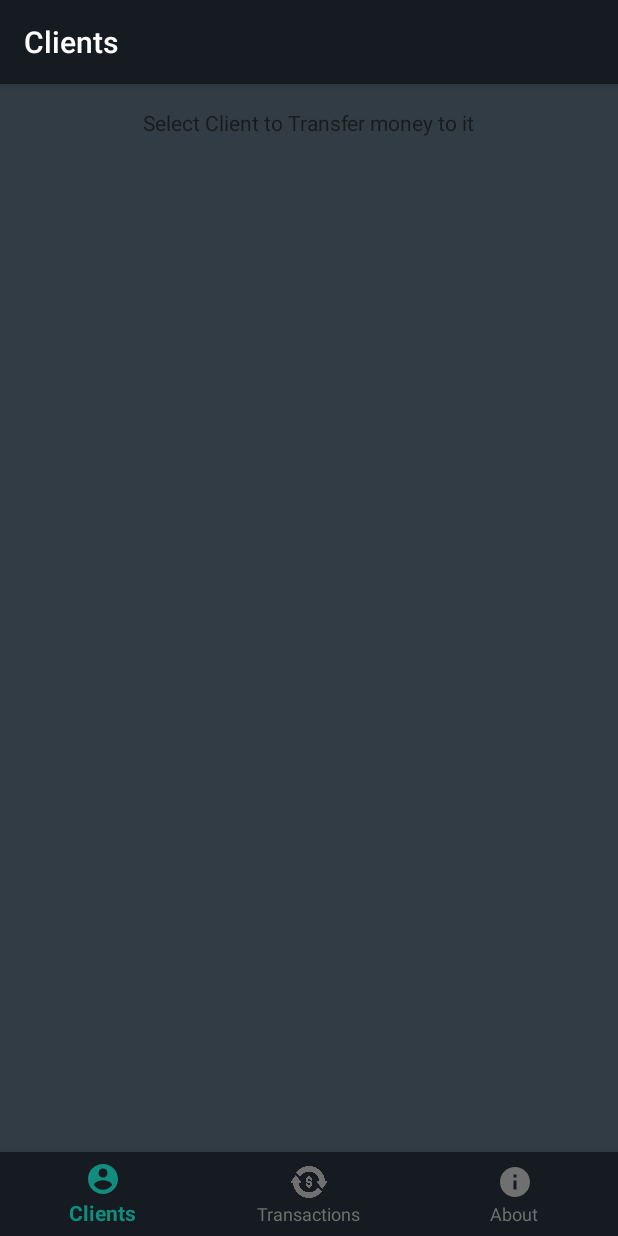
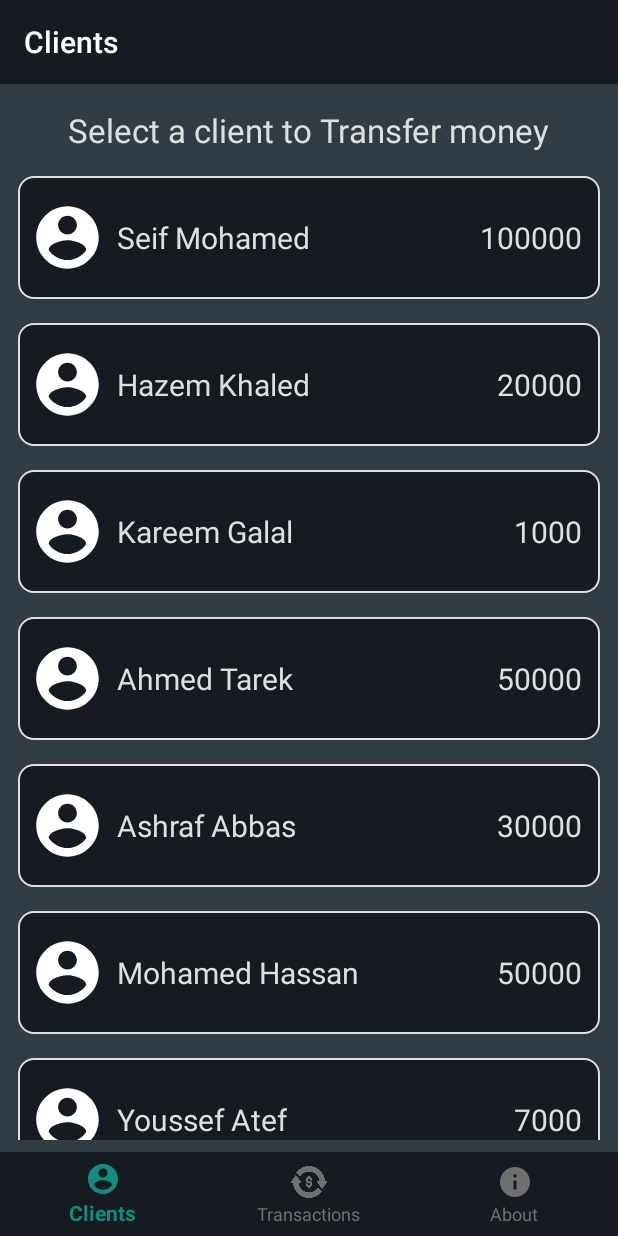
Before and after one commit to SeifEldinMohamed/SimpleBankApp-SparksInternship, an Android app: the fragment SelectClientFragment placed in its activity, on a phone screen of 412 x 824 dp. Run offline under Robolectric (Android 15) with nearby library versions, the phone set to English and light mode, and no system bars; our stand-ins replace CircleImageView, Room's generated code, navigation-ui; 2 statements that could not run were skipped.

Commit message:
Transfer Money logic complete

```diff
--- a/app/src/main/java/com/seif/simplebankapp/data/BankDatabase.kt
+++ b/app/src/main/java/com/seif/simplebankapp/data/BankDatabase.kt
@@ -11,7 +11,7 @@ private const val DATABASE_NAME = "bank_database"
 
 @Database(entities = [Clients::class, Transactions::class], version = 1, exportSchema = false)
 abstract class BankDatabase : RoomDatabase() {
-    abstract fun clientsDao(): ClientsDao
+    abstract fun clientsDao(): BankDatabaseDao
 
     companion object {
         @Volatile
--- /dev/null
+++ b/app/src/main/java/com/seif/simplebankapp/data/BankDatabaseDao.kt
@@ -0,0 +1,26 @@
+package com.seif.simplebankapp.data
+
+import androidx.lifecycle.LiveData
+import androidx.room.*
+import com.seif.simplebankapp.data.models.Clients
+import com.seif.simplebankapp.data.models.Transactions
+
+@Dao
+interface BankDatabaseDao {
+    // clients
+    @Insert(onConflict = OnConflictStrategy.IGNORE)
+    suspend fun addClients(client: Clients)
+
+    @Update
+    suspend fun updateClient(client: Clients)
+
+    @Query("SELECT * FROM CLIENTS")
+     fun getAllClients(): LiveData<List<Clients>>
+
+     // Transactions
+     @Insert(onConflict = OnConflictStrategy.IGNORE)
+     suspend fun addTransaction(transaction: Transactions)
+
+     @Query("SELECT * FROM TRANSACTIONS")
+     fun getAllTransactions(): LiveData<List<Transactions>>
+}
--- a/app/src/main/java/com/seif/simplebankapp/data/ClientsDao.kt
+++ /dev/null
@@ -1,17 +0,0 @@
-package com.seif.simplebankapp.data
-
-import androidx.lifecycle.LiveData
-import androidx.room.Dao
-import androidx.room.Insert
-import androidx.room.OnConflictStrategy
-import androidx.room.Query
-import com.seif.simplebankapp.data.models.Clients
-
-@Dao
-interface ClientsDao {
-    @Insert(onConflict = OnConflictStrategy.REPLACE)
-    suspend fun addClients(client: Clients)
-
-    @Query("SELECT * FROM CLIENTS")
-     fun getAllClients(): LiveData<List<Clients>>
-}
--- a/app/src/main/java/com/seif/simplebankapp/data/repository/Repository.kt
+++ b/app/src/main/java/com/seif/simplebankapp/data/repository/Repository.kt
@@ -2,8 +2,15 @@ package com.seif.simplebankapp.data.repository
 
 import androidx.lifecycle.LiveData
 import com.seif.simplebankapp.data.models.Clients
+import com.seif.simplebankapp.data.models.Transactions
 
 interface Repository {
     suspend fun addClients(client: Clients)
-     fun getAllClients(): LiveData<List<Clients>>
+    suspend fun updateClient(client: Clients)
+    fun getAllClients(): LiveData<List<Clients>>
+
+    // transactions
+    suspend fun addTransaction(transaction: Transactions)
+    fun getAllTransactions(): LiveData<List<Transactions>>
+
 }
--- a/app/src/main/java/com/seif/simplebankapp/data/repository/RepositoryImp.kt
+++ b/app/src/main/java/com/seif/simplebankapp/data/repository/RepositoryImp.kt
@@ -1,15 +1,29 @@
 package com.seif.simplebankapp.data.repository
 
 import androidx.lifecycle.LiveData
+import androidx.room.Transaction
 import com.seif.simplebankapp.data.models.Clients
-import com.seif.simplebankapp.data.ClientsDao
+import com.seif.simplebankapp.data.BankDatabaseDao
+import com.seif.simplebankapp.data.models.Transactions
 
-class RepositoryImp(private val dao: ClientsDao): Repository {
+class RepositoryImp(private val dao: BankDatabaseDao): Repository {
     override suspend fun addClients(client: Clients) {
         dao.addClients(client)
+    }
+
+    override suspend fun updateClient(client: Clients) {
+        dao.updateClient(client)
     }
 
     override  fun getAllClients(): LiveData<List<Clients>> {
         return dao.getAllClients()
     }
+
+    override suspend fun addTransaction(transaction: Transactions) {
+        dao.addTransaction(transaction)
+    }
+
+    override fun getAllTransactions(): LiveData<List<Transactions>> {
+        return dao.getAllTransactions()
+    }
 }
--- a/app/src/main/java/com/seif/simplebankapp/ui/adapters/ClientsAdapter.kt
+++ b/app/src/main/java/com/seif/simplebankapp/ui/adapters/ClientsAdapter.kt
@@ -15,7 +15,7 @@ import com.seif.simplebankapp.ui.fragments.ClientsFragmentDirections
 class ClientsAdapter : RecyclerView.Adapter<ClientsAdapter.MyViewHolder>() {
     var clientsData = emptyList<Clients>()
 
-    class MyViewHolder(private val binding: ItemRowClientBinding) : RecyclerView.ViewHolder(binding.root) {
+  inner class MyViewHolder(private val binding: ItemRowClientBinding) : RecyclerView.ViewHolder(binding.root) {
             fun bind(position: Int, clients: List<Clients>){
                 binding.txtClientName.text = clients[position].clientName
                 val balance = clients[position].currentBalance.toInt().toString() + " EG"
--- /dev/null
+++ b/app/src/main/java/com/seif/simplebankapp/ui/adapters/SelectClientAdapter.kt
@@ -0,0 +1,95 @@
+package com.seif.simplebankapp.ui.adapters
+
+import android.content.Context
+import android.view.LayoutInflater
+import android.view.ViewGroup
+import androidx.fragment.app.FragmentActivity
+import androidx.lifecycle.ViewModelProvider
+import androidx.navigation.findNavController
+import androidx.recyclerview.widget.RecyclerView
+import com.seif.simplebankapp.R
+import com.seif.simplebankapp.data.models.Clients
+import com.seif.simplebankapp.data.models.Transactions
+import com.seif.simplebankapp.databinding.ItemRowClientBinding
+import com.seif.simplebankapp.viewmodels.ClientsViewModel
+import com.seif.simplebankapp.viewmodels.TransactionViewModel
+
+
+class SelectClientAdapter(val context: Context): RecyclerView.Adapter<SelectClientAdapter.MyViewHolder>() {
+   private var clients = emptyList<Clients>()
+    private lateinit var fromClient: Clients
+    private  var money: Double? = null
+    lateinit var clientViewModel: ClientsViewModel
+    lateinit var transactionViewModel: TransactionViewModel
+
+    inner class MyViewHolder(private val binding: ItemRowClientBinding): RecyclerView.ViewHolder(
+        binding.root
+    ) {
+        fun bind(position: Int, clients: List<Clients>){
+
+            binding.txtClientName.text = clients[position].clientName
+             binding.txtBalance.text = clients[position].currentBalance.toInt().toString()
+            val toClient = clients[position]
+             binding.itemRowClient.setOnClickListener {
+             val toClientUpdatedMoney = toClient.currentBalance + money!!
+               val updatedToClient = Clients(
+                   toClient.id,
+                   toClient.clientName,
+                   toClient.email,
+                   toClient.phoneNumber,
+                   toClient.accountNumber,
+                   toClient.IFSCNumber,
+                   toClientUpdatedMoney
+               )
+                 val fromClientUpdatedMoney = fromClient.currentBalance - money!!
+                 val updatedFromClient = Clients(
+                     fromClient.id,
+                     fromClient.clientName,
+                     fromClient.email,
+                     fromClient.phoneNumber,
+                     fromClient.accountNumber,
+                     fromClient.IFSCNumber,
+                     fromClientUpdatedMoney
+                 )
+                 clientViewModel.updateToClient(updatedToClient)
+                 clientViewModel.updateFromClient(updatedFromClient)
+                 val transaction = Transactions(
+                     1,
+                     updatedFromClient.clientName,
+                     updatedToClient.clientName,
+                     money!!
+                 )
+                 transactionViewModel.addTransaction(transaction)
+                itemView.findNavController().navigate(R.id.action_selectClientFragment_to_clientsFragment)
+             }
+        }
+    }
+
+    override fun onCreateViewHolder(parent: ViewGroup, viewType: Int): MyViewHolder {
+        return MyViewHolder(
+            ItemRowClientBinding.inflate(
+                LayoutInflater.from(parent.context),
+                parent,
+                false
+            )
+        )
+    }
+
+    override fun onBindViewHolder(holder: MyViewHolder, position: Int) {
+       clientViewModel = ViewModelProvider(context as FragmentActivity)[ClientsViewModel::class.java]
+        transactionViewModel = ViewModelProvider(context as FragmentActivity)[TransactionViewModel::class.java]
+        holder.bind(position, clients)
+    }
+
+    override fun getItemCount(): Int {
+        return clients.size
+    }
+    fun setData(data: List<Clients>){
+        clients = data
+        notifyDataSetChanged()
+    }
+    fun setValues(fromClient: Clients, money: Int){
+        this.fromClient = fromClient
+        this.money = money.toDouble()
+    }
+}
--- a/app/src/main/java/com/seif/simplebankapp/ui/fragments/ClientsFragment.kt
+++ b/app/src/main/java/com/seif/simplebankapp/ui/fragments/ClientsFragment.kt
@@ -1,5 +1,7 @@
 package com.seif.simplebankapp.ui.fragments
 
+import android.content.Context
+import android.content.SharedPreferences
 import android.os.Bundle
 import androidx.fragment.app.Fragment
 import android.view.LayoutInflater
@@ -17,6 +19,7 @@ class ClientsFragment : Fragment() {
     lateinit var binding: FragmentClientsBinding
     private lateinit var clientsViewModel: ClientsViewModel
     private val clientsAdapter by lazy { ClientsAdapter() }
+    private lateinit var shared :SharedPreferences
     override fun onCreateView(
         inflater: LayoutInflater, container: ViewGroup?,
         savedInstanceState: Bundle?
@@ -29,13 +32,19 @@ class ClientsFragment : Fragment() {
     override fun onViewCreated(view: View, savedInstanceState: Bundle?) {
         super.onViewCreated(view, savedInstanceState)
         clientsViewModel = ViewModelProvider(requireActivity())[ClientsViewModel::class.java]
+        shared = view.context.getSharedPreferences("isFirstTime", Context.MODE_PRIVATE)
 
         clientsViewModel.clients.observe(viewLifecycleOwner, Observer {
             clientsAdapter.setData(it)
         })
-        val clients = setUpDummyClients()
-        clientsViewModel.addClients(clients)
         setUpRecyclerView()
+        if(shared.getBoolean("check",true)){
+           val clients = setUpDummyClients()
+           clientsViewModel.addClients(clients)
+           val editor = shared.edit()
+           editor.putBoolean("check",false)
+           editor.apply()
+       }
     }
 
     private fun setUpRecyclerView() {
--- a/app/src/main/java/com/seif/simplebankapp/ui/fragments/SelectClientFragment.kt
+++ b/app/src/main/java/com/seif/simplebankapp/ui/fragments/SelectClientFragment.kt
@@ -5,21 +5,43 @@ import androidx.fragment.app.Fragment
 import android.view.LayoutInflater
 import android.view.View
 import android.view.ViewGroup
-import com.seif.simplebankapp.R
+import androidx.lifecycle.Observer
+import androidx.lifecycle.ViewModelProvider
+import com.seif.simplebankapp.data.models.Clients
+import com.seif.simplebankapp.databinding.FragmentSelectClientBinding
+import com.seif.simplebankapp.ui.adapters.SelectClientAdapter
+import com.seif.simplebankapp.ui.fragments.SelectClientFragmentArgs.Companion.fromBundle
+import com.seif.simplebankapp.viewmodels.ClientsViewModel
 
 
 class SelectClientFragment : Fragment() {
-
+lateinit var binding: FragmentSelectClientBinding
+ private val selectClientAdapter by lazy { SelectClientAdapter(requireContext()) }
+    lateinit var clientViewModel: ClientsViewModel
     override fun onCreateView(
         inflater: LayoutInflater, container: ViewGroup?,
         savedInstanceState: Bundle?
-    ): View? {
+    ): View {
         // Inflate the layout for this fragment
-        return inflater.inflate(R.layout.fragment_select_client, container, false)
+        binding = FragmentSelectClientBinding.inflate(inflater, container, false)
+        return binding.root
     }
 
     override fun onViewCreated(view: View, savedInstanceState: Bundle?) {
         super.onViewCreated(view, savedInstanceState)
+        clientViewModel = ViewModelProvider(requireActivity())[ClientsViewModel::class.java]
+        val fromClient:Clients = fromBundle(requireArguments()).fromClient
+        val money: Int = fromBundle(requireArguments()).money.toInt()
+        selectClientAdapter.setValues(fromClient, money)
+        clientViewModel.clients.observe(viewLifecycleOwner, Observer {
+            selectClientAdapter.setData(it)
+        })
+        setUpRecyclerView()
+
+    }
+   private fun setUpRecyclerView(){
+        binding.rvSelectedClient.adapter = selectClientAdapter
+       // recycler animation
     }
 
 }
--- a/app/src/main/java/com/seif/simplebankapp/viewmodels/ClientInfoViewModel.kt
+++ b/app/src/main/java/com/seif/simplebankapp/viewmodels/ClientInfoViewModel.kt
@@ -8,9 +8,9 @@ import android.widget.Button
 import android.widget.EditText
 import androidx.lifecycle.AndroidViewModel
 import androidx.navigation.findNavController
-import com.seif.simplebankapp.ClientInfoFragmentDirections
 import com.seif.simplebankapp.R
 import com.seif.simplebankapp.data.models.Clients
+import com.seif.simplebankapp.ui.fragments.ClientInfoFragmentDirections
 
 class ClientInfoViewModel(application: Application): AndroidViewModel(application) {
 
--- /dev/null
+++ b/app/src/main/java/com/seif/simplebankapp/viewmodels/TransactionViewModel.kt
@@ -0,0 +1,23 @@
+package com.seif.simplebankapp.viewmodels
+
+import android.app.Application
+import androidx.lifecycle.AndroidViewModel
+import androidx.lifecycle.LiveData
+import androidx.lifecycle.viewModelScope
+import com.seif.simplebankapp.data.BankDatabase
+import com.seif.simplebankapp.data.models.Transactions
+import com.seif.simplebankapp.data.repository.RepositoryImp
+import kotlinx.coroutines.Dispatchers
+import kotlinx.coroutines.launch
+
+class TransactionViewModel(application: Application): AndroidViewModel(application) {
+    private val dao = BankDatabase.getInstance(application).clientsDao()
+    private val repository = RepositoryImp(dao)
+    val transactions: LiveData<List<Transactions>> = repository.getAllTransactions()
+
+    fun addTransaction(transaction:Transactions){
+        viewModelScope.launch(Dispatchers.IO) {
+            repository.addTransaction(transaction)
+        }
+    }
+}
--- a/app/src/main/res/layout/fragment_client_info.xml
+++ b/app/src/main/res/layout/fragment_client_info.xml
@@ -5,7 +5,7 @@
     android:layout_width="match_parent"
     android:layout_height="match_parent"
     android:background="@color/mediumBlack"
-    tools:context=".ClientInfoFragment">
+    tools:context=".ui.fragments.ClientInfoFragment">
 
     <ImageView
         android:id="@+id/imageView10"
--- a/app/src/main/res/layout/fragment_clients.xml
+++ b/app/src/main/res/layout/fragment_clients.xml
@@ -11,7 +11,8 @@
         android:id="@+id/rv_clients"
         android:layout_width="match_parent"
         android:layout_height="match_parent"
-        android:paddingTop="8dp"
+        android:layout_marginTop="8dp"
+        android:layout_marginBottom="8dp"
         app:layoutManager="androidx.recyclerview.widget.LinearLayoutManager"
         app:layout_constraintBottom_toBottomOf="parent"
         app:layout_constraintEnd_toEndOf="parent"
--- a/app/src/main/res/layout/fragment_select_client.xml
+++ b/app/src/main/res/layout/fragment_select_client.xml
@@ -12,7 +12,9 @@
         android:layout_width="wrap_content"
         android:layout_height="wrap_content"
         android:layout_marginTop="16dp"
-        android:text="Select Client to Transfer money to it"
+        android:text="Select a client to Transfer money"
+        android:textColor="@color/textColor"
+        android:textSize="22sp"
         app:layout_constraintEnd_toEndOf="parent"
         app:layout_constraintStart_toStartOf="parent"
         app:layout_constraintTop_toTopOf="parent" />
@@ -21,8 +23,13 @@
         android:id="@+id/rv_selectedClient"
         android:layout_width="match_parent"
         android:layout_height="0dp"
+        android:layout_marginTop="8dp"
+        android:layout_marginBottom="8dp"
+        app:layoutManager="androidx.recyclerview.widget.LinearLayoutManager"
         app:layout_constraintBottom_toBottomOf="parent"
         app:layout_constraintEnd_toEndOf="parent"
+        app:layout_constraintHorizontal_bias="0.0"
         app:layout_constraintStart_toStartOf="parent"
-        app:layout_constraintTop_toBottomOf="@+id/textView" />
+        app:layout_constraintTop_toBottomOf="@+id/textView"
+        app:layout_constraintVertical_bias="1.0" />
 </androidx.constraintlayout.widget.ConstraintLayout>
--- a/app/src/main/res/navigation/nav_graph.xml
+++ b/app/src/main/res/navigation/nav_graph.xml
@@ -27,18 +27,21 @@
     <fragment
         android:id="@+id/selectClientFragment"
         android:name="com.seif.simplebankapp.ui.fragments.SelectClientFragment"
-        android:label="fragment_select_client"
-        tools:layout="@layout/fragment_select_client" >
+        android:label="Select Client"
+        tools:layout="@layout/fragment_select_client">
         <argument
             android:name="fromClient"
             app:argType="com.seif.simplebankapp.data.models.Clients" />
         <argument
             android:name="money"
             app:argType="float" />
+        <action
+            android:id="@+id/action_selectClientFragment_to_clientsFragment"
+            app:destination="@id/clientsFragment" />
     </fragment>
     <fragment
         android:id="@+id/clientInfoFragment"
-        android:name="com.seif.simplebankapp.ClientInfoFragment"
+        android:name="com.seif.simplebankapp.ui.fragments.ClientInfoFragment"
         android:label="Client Info"
         tools:layout="@layout/fragment_client_info" >
         <argument
```
Also changed, not shown: app/src/main/java/com/seif/simplebankapp/ui/fragments/ClientInfoFragment.kt (renamed from app/src/main/java/com/seif/simplebankapp/ClientInfoFragment.kt, +2 -8 lines), app/src/main/java/com/seif/simplebankapp/ui/fragments/TransactionsFragment.kt (+16 -3 lines), app/src/main/java/com/seif/simplebankapp/viewmodels/ClientsViewModel.kt (+15 -0 lines), app/src/main/res/layout/fragment_transactions.xml (+4 -6 lines).
